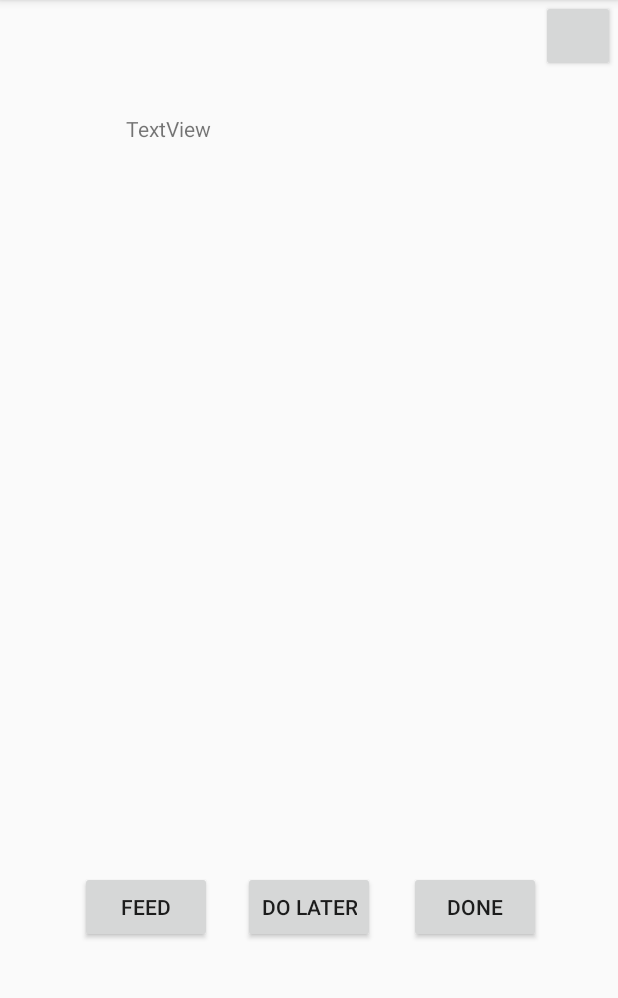
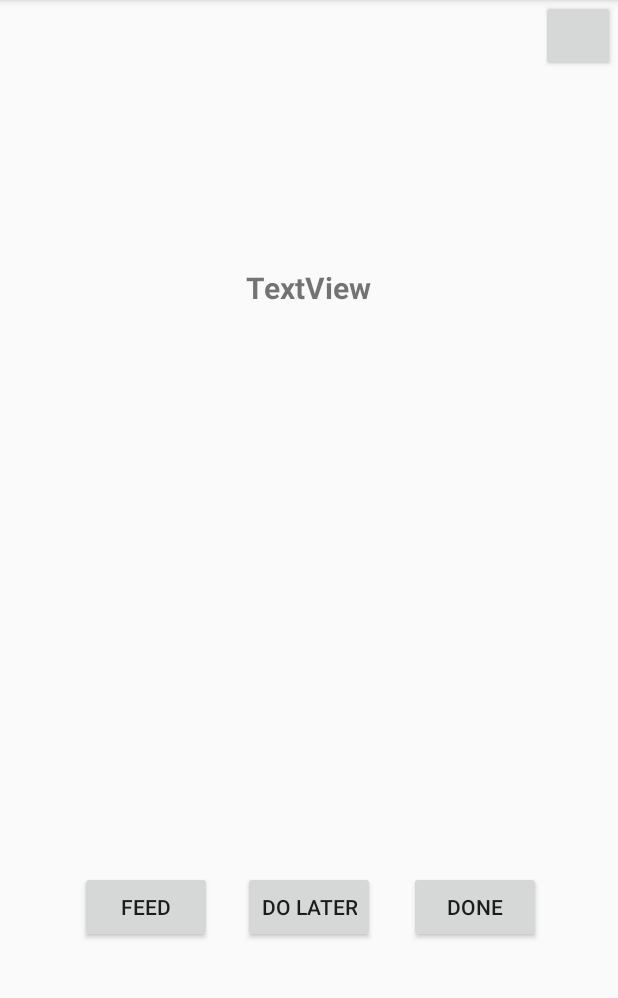
Before and after one commit to iNKredibleS/Wema, an Android app: the RAKActivity screen opened directly, with no data from a screen before it, on a phone screen of 412 x 824 dp, the part 84-1082 px from its top. Run offline under Robolectric (Android 15) with nearby library versions, the phone set to English and light mode, and no system bars; libraries missing offline, so code that uses them is left out: com.parse; 4 statements that could not run were skipped.

```diff
--- a/app/src/main/java/com/fb/inkredibles/myapplication/LoginActivity.java
+++ b/app/src/main/java/com/fb/inkredibles/myapplication/LoginActivity.java
@@ -64,7 +64,7 @@ public class LoginActivity extends AppCompatActivity {
                         // so we know that the network request is completed
                         if (e == null) {
                             Log.d("LoginActivity", "login in successful");
-                            final Intent intent = new Intent(LoginActivity.this, RAKActivity.class);
+                            final Intent intent = new Intent(LoginActivity.this, MainActivity.class);
                             startActivity(intent);
                             finish();
                         } else {
--- a/app/src/main/res/layout/activity_rak.xml
+++ b/app/src/main/res/layout/activity_rak.xml
@@ -13,7 +13,10 @@
         android:layout_alignParentTop="true"
         android:layout_centerHorizontal="true"
         android:layout_marginTop="76dp"
-        android:text="TextView" />
+        android:gravity="center"
+        android:text="TextView"
+        android:textStyle="bold"
+        android:textSize="20sp" />
 
     <Button
         android:id="@+id/refreshBtn"
@@ -21,7 +24,9 @@
         android:layout_height="wrap_content"
         android:layout_alignParentEnd="true"
         android:layout_alignParentTop="true"
-        android:layout_marginEnd="2dp" />
+        android:layout_marginEnd="2dp"
+        android:layout_alignParentRight="true"
+        android:layout_marginRight="2dp" />
 
     <Button
         android:id="@+id/feedBtn"
@@ -31,7 +36,9 @@
         android:layout_alignParentStart="true"
         android:layout_marginBottom="139dp"
         android:layout_marginStart="53dp"
-        android:text="@string/feed_title" />
+        android:text="@string/feed_title"
+        android:layout_alignParentLeft="true"
+        android:layout_marginLeft="53dp" />
 
     <Button
         android:id="@+id/doLaterBtn"
@@ -47,5 +54,6 @@
         android:layout_height="wrap_content"
         android:layout_alignTop="@+id/feedBtn"
         android:layout_toStartOf="@+id/refreshBtn"
-        android:text="done" />
+        android:text="done"
+        android:layout_toLeftOf="@+id/refreshBtn" />
 </RelativeLayout>
```
Also changed, not shown: app/src/main/java/com/fb/inkredibles/myapplication/MainActivity.java (+17 -0 lines), app/src/main/res/layout/activity_main.xml (+8 -0 lines).
